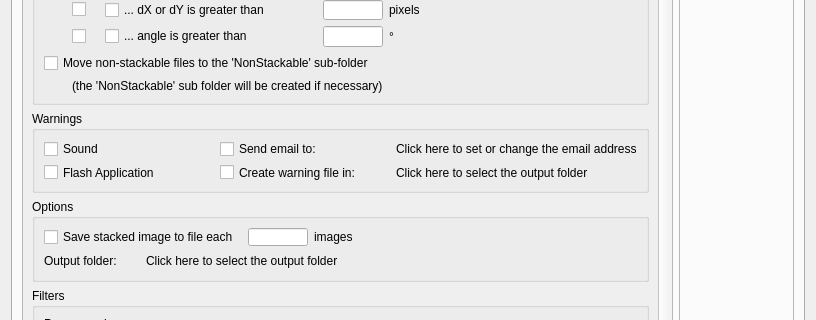
Above: DeepSkyStackerLive/ui/DeepSkyStackerLive.ui from deepskystacker/DSS before the change; both pictures show x 0 to 816 and y 346 to 666 of the 816 by 748 pixel window. Below: the same form after it.
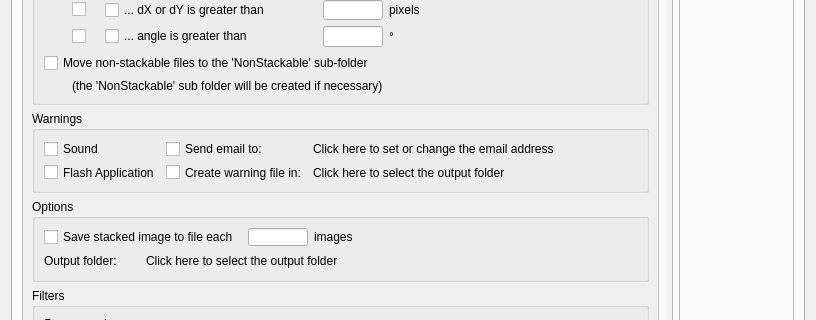
That is the form after the change. Icons and pictures are not drawn. Custom widgets are drawn as their Qt base class.

Diff of the .ui file:
```diff
--- a/DeepSkyStackerLive/ui/DeepSkyStackerLive.ui
+++ b/DeepSkyStackerLive/ui/DeepSkyStackerLive.ui
@@ -1107,7 +1107,7 @@
                 </property>
                </widget>
               </item>
-              <item row="0" column="2">
+              <item row="0" column="2" colspan="2">
                <widget class="QLabel" name="setEmailAddress">
                 <property name="toolTip">
                  <string>Click here to set or change the email address</string>
@@ -1117,6 +1117,19 @@
                 </property>
                </widget>
               </item>
+              <item row="0" column="4">
+               <spacer name="horizontalSpacer_10">
+                <property name="orientation">
+                 <enum>Qt::Horizontal</enum>
+                </property>
+                <property name="sizeHint" stdset="0">
+                 <size>
+                  <width>90</width>
+                  <height>17</height>
+                 </size>
+                </property>
+               </spacer>
+              </item>
               <item row="1" column="0">
                <widget class="QCheckBox" name="warnFlashApp">
                 <property name="text">
@@ -1141,6 +1154,19 @@
                 </property>
                </widget>
               </item>
+              <item row="1" column="3" colspan="2">
+               <spacer name="horizontalSpacer_20">
+                <property name="orientation">
+                 <enum>Qt::Horizontal</enum>
+                </property>
+                <property name="sizeHint" stdset="0">
+                 <size>
+                  <width>134</width>
+                  <height>17</height>
+                 </size>
+                </property>
+               </spacer>
+              </item>
              </layout>
             </widget>
            </item>
```
